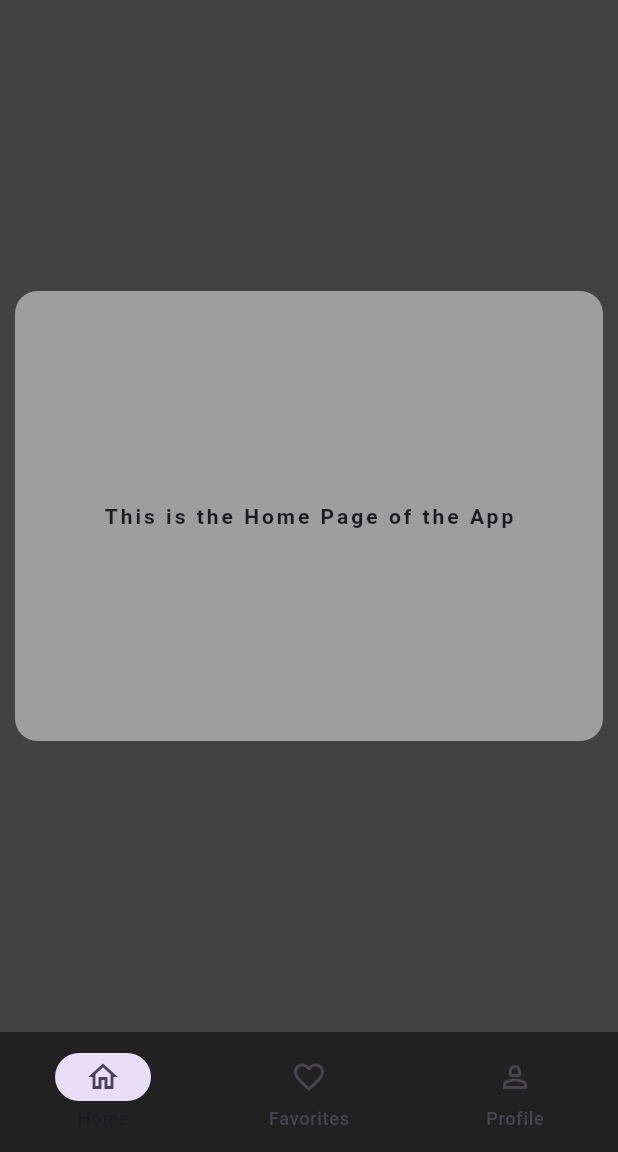
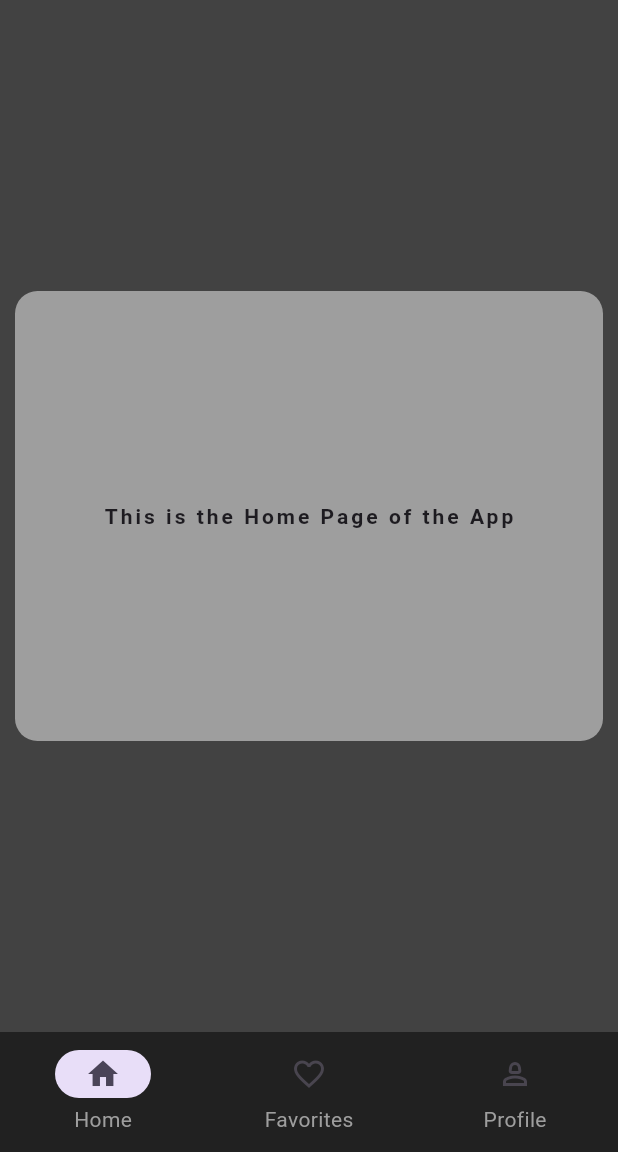
Before and after one commit to wriddhiman-25/Flutter, a Flutter app: the screen it shows after launch, on a phone screen of 412 x 824 dp, the part 84-1236 px from its top. Run offline on Flutter 3.47's test engine with Material 3 defaults, Android fonts, the phone set to English and light mode, and no system bars.

Commit message:
changed navbar icons colors and text color

```diff
--- a/my_app/lib/Home/start_page.dart
+++ b/my_app/lib/Home/start_page.dart
@@ -92,6 +92,9 @@ class _StartPageState extends State<StartPage> {
         ),
         body: pages[currentIndex],
         bottomNavigationBar: NavigationBar(
+          labelTextStyle: WidgetStateProperty.all(
+            TextStyle(color: Colors.grey),
+          ),
           onDestinationSelected: (value) {
             setState(() {
               currentIndex = value;
@@ -103,14 +106,17 @@ class _StartPageState extends State<StartPage> {
             NavigationDestination(
               icon: Icon(Icons.home_outlined),
               label: 'Home',
+              selectedIcon: Icon(Icons.home),
             ),
             NavigationDestination(
               icon: Icon(Icons.favorite_border_outlined),
               label: 'Favorites',
+              selectedIcon: Icon(Icons.favorite),
             ),
             NavigationDestination(
               icon: Icon(Icons.person_2_outlined),
               label: 'Profile',
+              selectedIcon: Icon(Icons.person_2),
             ),
           ],
         ),
```
